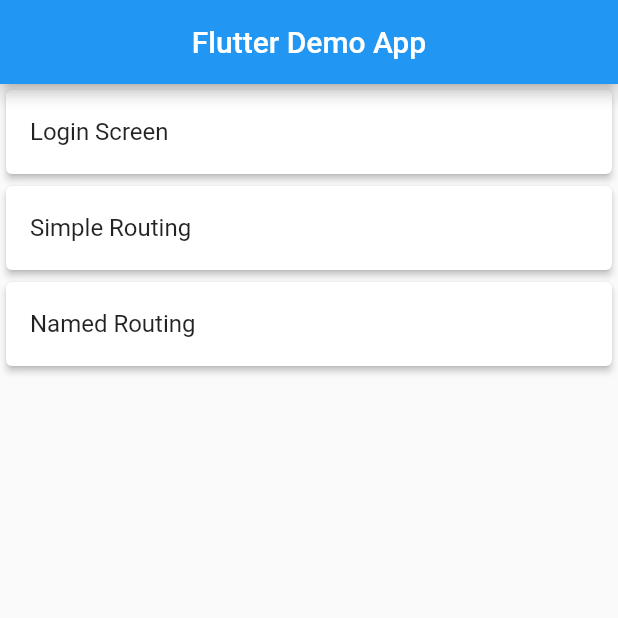
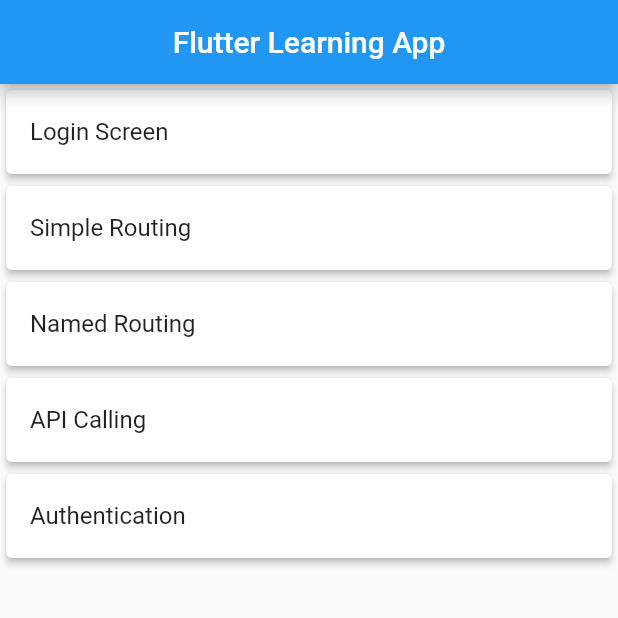
Before and after one commit to grishabh1992/flutter-learn, a Flutter app: the screen it shows after launch, on a phone screen of 412 x 824 dp, the top half of it. Run offline on Flutter 3.47's test engine with Material 2 defaults, Android fonts, the phone set to English and light mode, and no system bars.

Commit message:
Added other Concept  for learning

```diff
--- a/lib/screens/landing.dart
+++ b/lib/screens/landing.dart
@@ -4,20 +4,18 @@ import 'package:flutter_learn/screens/login.dart';
 
 class LandingPage extends StatelessWidget {
   final List<Item> items = [
-    Item.formObject({ 'name' :'Login Screen', 'screen' : LoginScreen()}),
-    Item.formObject({ 'name' :'Simple Routing', 'screen' : LoginScreen()}),
-    Item.formObject({ 'name' :'Named Routing', 'screen' : LoginScreen()})
+    Item.formObject({'name': 'Login Screen', 'screen': LoginScreen()}),
+    Item.formObject({'name': 'Simple Routing', 'screen': LoginScreen()}),
+    Item.formObject({'name': 'Named Routing', 'screen': LoginScreen()}),
+    Item.formObject({'name': 'API Calling', 'screen': LoginScreen()}),
+    Item.formObject({'name': 'Authentication', 'screen': LoginScreen()})
   ];
 
   @override
   Widget build(BuildContext context) {
     return Scaffold(
-      appBar: AppBar(
-        title: Center(
-          child: Text('Flutter Demo App')
-        )
-      ),
-      body : ListView.builder(
+        appBar: AppBar(title: Center(child: Text('Flutter Learning App'))),
+        body: ListView.builder(
           itemBuilder: (BuildContext context, int position) {
             return Card(
               color: Colors.white,
@@ -26,14 +24,14 @@ class LandingPage extends StatelessWidget {
                   title: Text(this.items[position].name.toString()),
                   onTap: () async {
                     debugPrint("Tapped");
-                  await Navigator.push(context, MaterialPageRoute(builder: (context) => this.items[position].screen));
-              }
-            ),
+                    await Navigator.push(
+                        context,
+                        MaterialPageRoute(
+                            builder: (context) => this.items[position].screen));
+                  }),
             );
           },
           itemCount: items.length,
-      )
-    );
+        ));
   }
-
 }
```
Lines whose indentation alone changed are shown as unchanged.
